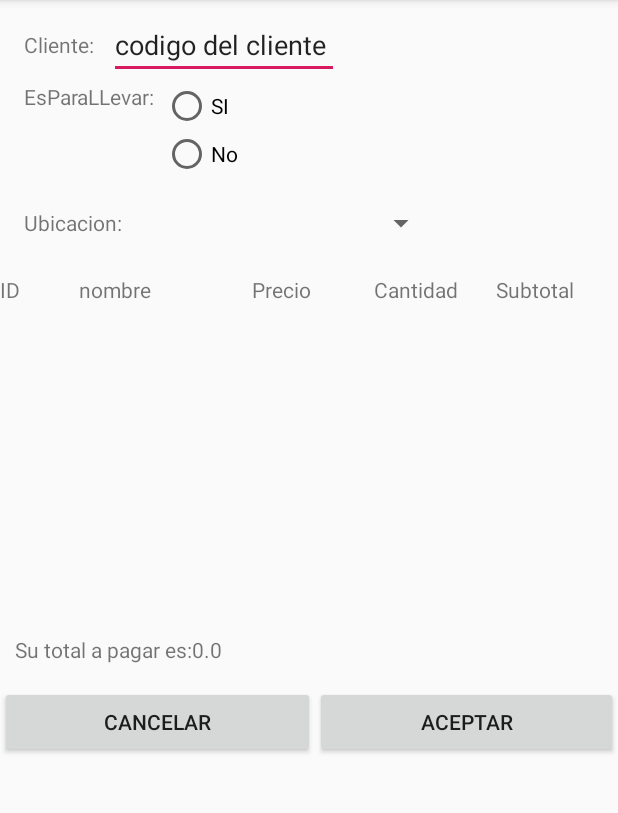
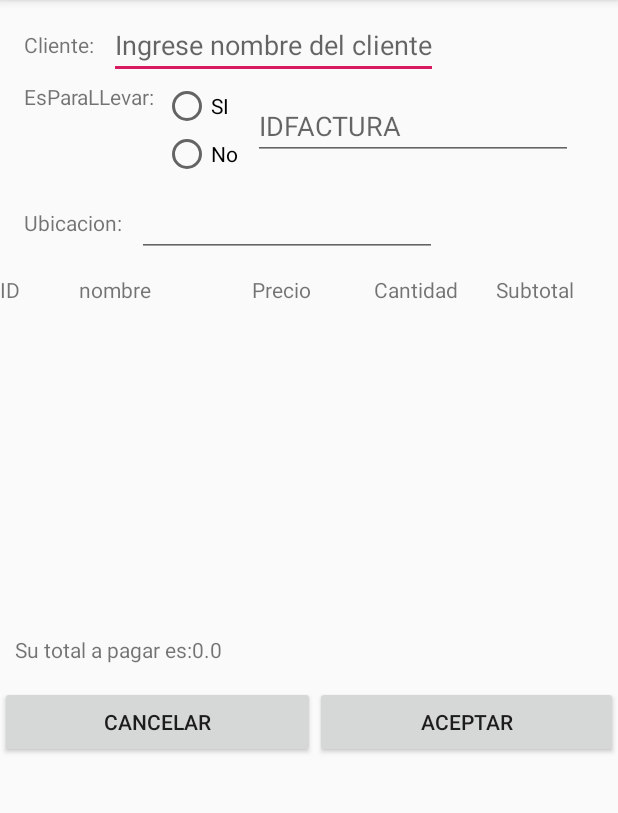
Before and after one commit to ubalbo10/g1cafetinUes, an Android app: the fragment FacturaFragment shown on its own in the app's theme, after a tap on "ACEPTAR", on a phone screen of 412 x 824 dp, the part 84-897 px from its top. Run offline under Robolectric (Android 15) with nearby library versions, the phone set to English and light mode, and no system bars; 6 statements that could not run were skipped.

```diff
--- a/app/src/main/java/com/example/g1cafetinues/FacturaFragment.java
+++ b/app/src/main/java/com/example/g1cafetinues/FacturaFragment.java
@@ -10,11 +10,25 @@ import android.view.LayoutInflater;
 import android.view.View;
 import android.view.ViewGroup;
 import android.widget.Button;
+import android.widget.EditText;
+import android.widget.RadioButton;
 import android.widget.TextView;
 import android.widget.Toast;
 
 import com.example.g1cafetinues.Adaptadores.AdaptadorFactura;
+import com.example.g1cafetinues.interfaces.ApiServices;
+import com.example.g1cafetinues.interfaces.DatosFactura;
+import com.example.g1cafetinues.interfaces.Factura;
 import com.example.g1cafetinues.interfaces.Facturas;
+import com.example.g1cafetinues.interfaces.UrlApi;
+
+import java.util.Date;
+
+import retrofit2.Call;
+import retrofit2.Callback;
+import retrofit2.Response;
+import retrofit2.Retrofit;
+import retrofit2.converter.gson.GsonConverterFactory;
 
 import static androidx.navigation.Navigation.findNavController;
 
@@ -35,8 +49,14 @@ public class FacturaFragment extends Fragment  {
     private String mParam2;
     RecyclerView recycler;
     TextView totalfactura;
+    EditText nombre;
+    EditText idubicacion;
+    RadioButton si;
+    EditText idfactura;
+    RadioButton no;
     Button aceptar;
     Button cancelar;
+    Retrofit retrofit;
 
     private RecyclerView.Adapter mAdapter;
     private RecyclerView.LayoutManager layoutManager;
@@ -66,6 +86,11 @@ public class FacturaFragment extends Fragment  {
     @Override
     public void onCreate(Bundle savedInstanceState) {
         super.onCreate(savedInstanceState);
+        retrofit = new Retrofit.Builder()
+                .baseUrl(UrlApi.UrlBase)
+                .addConverterFactory(GsonConverterFactory.create())
+                .build();
+
         if (getArguments() != null) {
             mParam1 = getArguments().getString(ARG_PARAM1);
             mParam2 = getArguments().getString(ARG_PARAM2);
@@ -79,7 +104,11 @@ public class FacturaFragment extends Fragment  {
         // Inflate the layout for this fragment
         Toast.makeText(getActivity(), tamano.toString(),Toast.LENGTH_LONG).show();
         View vista=inflater.inflate(R.layout.fragment_factura, container, false);
-
+        nombre=vista.findViewById(R.id.edit_setNombrecliente);
+        idubicacion=vista.findViewById(R.id.edit_ubicacion);
+        si=vista.findViewById(R.id.llevarCierto);
+        no=vista.findViewById(R.id.llevarFalso);
+        idfactura=vista.findViewById(R.id.editidfactura);
         recycler=vista.findViewById(R.id.recycler_factura);
         recycler.setHasFixedSize(true);
         //grip es para poder ponerle columnas
@@ -102,7 +131,45 @@ public class FacturaFragment extends Fragment  {
             @Override
             public void onClick(View v) {
              // aqui debemos de guardar la factura
-                Toast.makeText(getActivity(), "Pedido guardado con exito", Toast.LENGTH_SHORT).show();
+                String llevar="no";
+                String ubicacion="0";
+                if(si.isChecked()){
+                    llevar="si";
+                    ubicacion=idubicacion.getText().toString();
+                }else{
+                    llevar="no";
+                    ubicacion="0";
+                }
+                java.util.Date fecha = new Date();
+                String fechaact=fecha.toString();
+
+
+                ApiServices service = retrofit.create(ApiServices.class);
+
+                service.GuardarPedido(idfactura.getText().toString(),llevar,ubicacion,fechaact,nombre.getText().toString(), Facturas.detalleFactura).
+                        enqueue(new Callback<String>() {
+                                    @Override
+                                    public void onResponse(Call<String> call, Response<String> response) {
+                                        if(response.isSuccessful()){
+                                            String respuesta=response.body();
+                                            if(respuesta=="1"){
+                                                Toast.makeText(requireActivity(), "Factura guardada", Toast.LENGTH_SHORT).show();
+                                            }else{
+                                                Toast.makeText(requireActivity(), "Factura No guardada", Toast.LENGTH_SHORT).show();
+                                            }
+                                        }else {
+                                            Toast.makeText(requireActivity(), "Factura No guardada", Toast.LENGTH_SHORT).show();
+                                        }
+                                    }
+
+                                    @Override
+                                    public void onFailure(Call<String> call, Throwable t) {
+                                        Toast.makeText(requireActivity(), "Factura No guardada fallo ws", Toast.LENGTH_SHORT).show();
+                                    }
+                                });
+
+
+               // Toast.makeText(getActivity(), "Pedido guardado con exito", Toast.LENGTH_SHORT).show();
                 findNavController(v).navigate(R.id.action_facturaFragment_to_homeClienteFragment);
 
             }
--- a/app/src/main/java/com/example/g1cafetinues/interfaces/ApiServices.java
+++ b/app/src/main/java/com/example/g1cafetinues/interfaces/ApiServices.java
@@ -4,6 +4,7 @@ import com.example.g1cafetinues.clases.Categoria;
 import com.example.g1cafetinues.clases.DetalleProductoPedido;
 import com.example.g1cafetinues.clases.Encargado;
 import com.example.g1cafetinues.clases.Local;
+import com.example.g1cafetinues.clases.Producto;
 import com.example.g1cafetinues.clases.ProductoApi;
 import com.example.g1cafetinues.clases.Trabajador;
 import com.example.g1cafetinues.clases.Usuario;
@@ -20,7 +21,13 @@ import retrofit2.http.Query;
 
 public interface ApiServices {
 
-
+    @POST("registrar-pedido-flujo")
+    Call<String>GuardarPedido(@Query("idPedido") String id,
+                              @Query("esParaLlevar") String esparallevar,
+                              @Query("idUbicacion") String idUbicacion,
+                              @Query("fechaPedido") String fecha,
+                              @Query("nombreCliente") String nombrecliente,
+                              @Query("detalle") ArrayList<Producto> detalle);
     //crud de categoria
     //crear categoria
     @POST("registrar-categoria")
--- a/app/src/main/res/layout/fragment_factura.xml
+++ b/app/src/main/res/layout/fragment_factura.xml
@@ -21,16 +21,16 @@
             android:layout_marginBottom="15dp"
             android:text="Cliente:"
             app:layout_constraintBottom_toTopOf="@+id/textView9"
-            app:layout_constraintEnd_toStartOf="@+id/textView_setNombrecliente"
+            app:layout_constraintEnd_toStartOf="@+id/edit_setNombrecliente"
             app:layout_constraintStart_toStartOf="parent"
             app:layout_constraintTop_toTopOf="parent" />
 
         <EditText
-            android:id="@+id/textView_setNombrecliente"
+            android:id="@+id/edit_setNombrecliente"
             android:layout_width="wrap_content"
             android:layout_height="wrap_content"
             android:layout_marginStart="10dp"
-            android:text="codigo del cliente "
+            android:hint="Ingrese nombre del cliente"
             app:layout_constraintBottom_toBottomOf="@+id/textView7"
             app:layout_constraintStart_toEndOf="@+id/textView7"
             app:layout_constraintTop_toTopOf="@+id/textView7" />
@@ -78,14 +78,28 @@
             app:layout_constraintStart_toStartOf="parent"
             app:layout_constraintTop_toBottomOf="@+id/radioGroup" />
 
-        <Spinner
-            android:id="@+id/spinner_ubicaciones"
+        <EditText
+            android:id="@+id/edit_ubicacion"
             android:layout_width="200dp"
             android:layout_height="wrap_content"
             android:layout_marginStart="10dp"
             app:layout_constraintBottom_toBottomOf="@+id/textView10"
             app:layout_constraintStart_toEndOf="@+id/textView10"
             app:layout_constraintTop_toTopOf="@+id/textView10" />
+
+        <EditText
+            android:id="@+id/editidfactura"
+            android:layout_width="wrap_content"
+            android:layout_height="wrap_content"
+            android:layout_marginStart="10dp"
+            android:layout_marginTop="9dp"
+            android:layout_marginBottom="20dp"
+            android:ems="10"
+            android:inputType="textPersonName"
+            android:hint="IDFACTURA"
+            app:layout_constraintBottom_toTopOf="@+id/edit_ubicacion"
+            app:layout_constraintStart_toEndOf="@+id/radioGroup"
+            app:layout_constraintTop_toBottomOf="@+id/edit_setNombrecliente" />
     </androidx.constraintlayout.widget.ConstraintLayout>
     <LinearLayout
         android:layout_width="match_parent"
```
